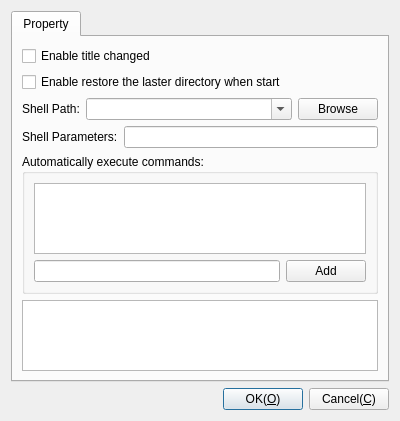
Old version of the form Plugins/Terminal/DlgSettingsTerminal.ui in the repository KangLin/RabbitRemoteControl.
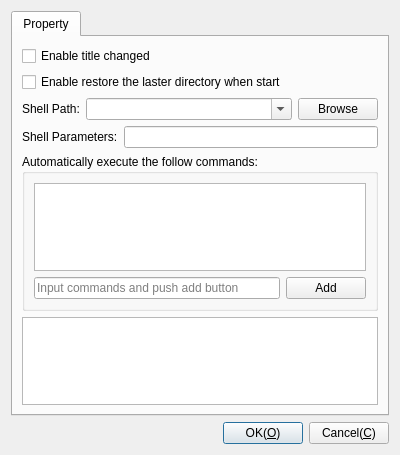
New version of the form.

Commit message: Terminal: add place holder text

The edit to the form file:
```diff
--- a/Plugins/Terminal/DlgSettingsTerminal.ui
+++ b/Plugins/Terminal/DlgSettingsTerminal.ui
@@ -7,7 +7,7 @@
     <x>0</x>
     <y>0</y>
     <width>400</width>
-    <height>391</height>
+    <height>455</height>
    </rect>
   </property>
   <property name="windowTitle">
@@ -120,7 +120,7 @@
        <item row="4" column="0">
         <widget class="QGroupBox" name="groupBox">
          <property name="title">
-          <string>Automatically execute commands:</string>
+          <string>Automatically execute the follow commands:</string>
          </property>
          <layout class="QGridLayout" name="gridLayout_2">
           <item row="0" column="0">
@@ -133,7 +133,11 @@
           <item row="1" column="0">
            <layout class="QHBoxLayout" name="horizontalLayout_4">
             <item>
-             <widget class="QLineEdit" name="leCommand"/>
+             <widget class="QLineEdit" name="leCommand">
+              <property name="placeholderText">
+               <string>Input commands and push add button</string>
+              </property>
+             </widget>
             </item>
             <item>
              <widget class="QPushButton" name="pbAddCommand">
```
The commit also changes 9 other files.
